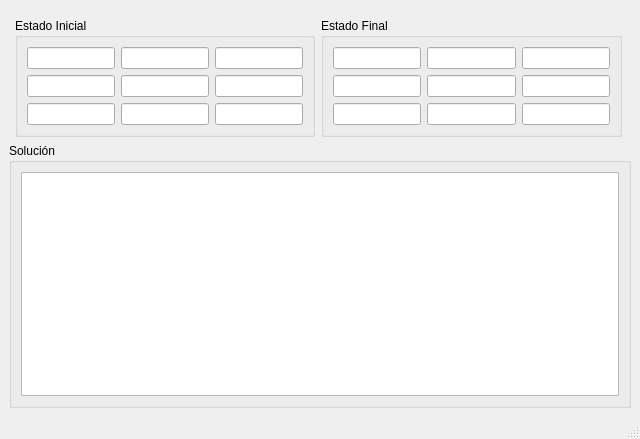
Before: the Qt Designer form code/View/app.ui in JoseVale99/8-puzzle-A-algorithm, drawn with Qt 5.
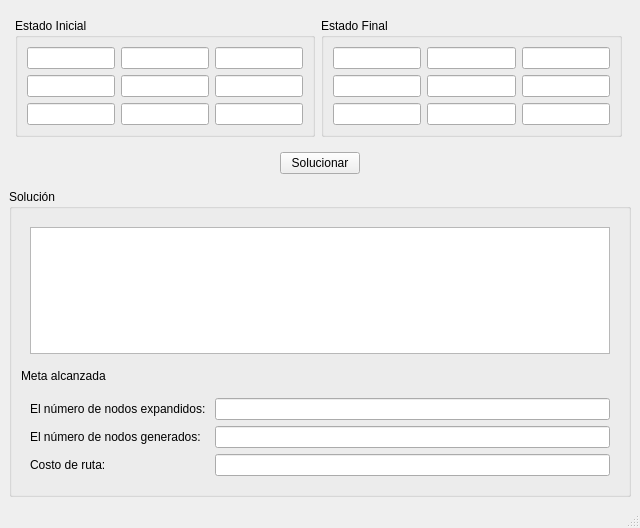
After: the same form once the commit is applied.

Diff of the .ui file:
```diff
--- a/code/View/app.ui
+++ b/code/View/app.ui
@@ -7,7 +7,7 @@
     <x>0</x>
     <y>0</y>
     <width>640</width>
-    <height>439</height>
+    <height>528</height>
    </rect>
   </property>
   <property name="windowTitle">
@@ -132,6 +132,51 @@
       </layout>
      </widget>
     </item>
+    <item>
+     <widget class="QFrame" name="frame_3">
+      <property name="frameShape">
+       <enum>QFrame::NoFrame</enum>
+      </property>
+      <property name="frameShadow">
+       <enum>QFrame::Raised</enum>
+      </property>
+      <layout class="QHBoxLayout" name="horizontalLayout_2">
+       <item>
+        <spacer name="horizontalSpacer">
+         <property name="orientation">
+          <enum>Qt::Horizontal</enum>
+         </property>
+         <property name="sizeHint" stdset="0">
+          <size>
+           <width>40</width>
+           <height>20</height>
+          </size>
+         </property>
+        </spacer>
+       </item>
+       <item>
+        <widget class="QPushButton" name="btn_sol">
+         <property name="text">
+          <string>Solucionar</string>
+         </property>
+        </widget>
+       </item>
+       <item>
+        <spacer name="horizontalSpacer_2">
+         <property name="orientation">
+          <enum>Qt::Horizontal</enum>
+         </property>
+         <property name="sizeHint" stdset="0">
+          <size>
+           <width>40</width>
+           <height>20</height>
+          </size>
+         </property>
+        </spacer>
+       </item>
+      </layout>
+     </widget>
+    </item>
     <item>
      <widget class="QGroupBox" name="groupBox_3">
       <property name="title">
@@ -139,7 +184,68 @@
       </property>
       <layout class="QVBoxLayout" name="verticalLayout_3">
        <item>
-        <widget class="QTextEdit" name="textEdit"/>
+        <widget class="QFrame" name="frame_4">
+         <property name="frameShape">
+          <enum>QFrame::NoFrame</enum>
+         </property>
+         <property name="frameShadow">
+          <enum>QFrame::Raised</enum>
+         </property>
+         <layout class="QVBoxLayout" name="verticalLayout_4">
+          <item>
+           <widget class="QTextEdit" name="textEdit"/>
+          </item>
+         </layout>
+        </widget>
+       </item>
+       <item>
+        <widget class="QLabel" name="label">
+         <property name="text">
+          <string>Meta alcanzada</string>
+         </property>
+        </widget>
+       </item>
+       <item>
+        <widget class="QFrame" name="frame_5">
+         <property name="frameShape">
+          <enum>QFrame::NoFrame</enum>
+         </property>
+         <property name="frameShadow">
+          <enum>QFrame::Raised</enum>
+         </property>
+         <layout class="QGridLayout" name="gridLayout_3">
+          <item row="3" column="0">
+           <widget class="QLabel" name="label_4">
+            <property name="text">
+             <string>Costo de ruta: </string>
+            </property>
+           </widget>
+          </item>
+          <item row="1" column="0">
+           <widget class="QLabel" name="label_2">
+            <property name="text">
+             <string>El número de nodos expandidos: </string>
+            </property>
+           </widget>
+          </item>
+          <item row="2" column="0">
+           <widget class="QLabel" name="label_3">
+            <property name="text">
+             <string>El número de nodos generados: </string>
+            </property>
+           </widget>
+          </item>
+          <item row="1" column="1">
+           <widget class="QLineEdit" name="no_nodos_exp"/>
+          </item>
+          <item row="2" column="1">
+           <widget class="QLineEdit" name="num_nodos_gen"/>
+          </item>
+          <item row="3" column="1">
+           <widget class="QLineEdit" name="costo"/>
+          </item>
+         </layout>
+        </widget>
        </item>
       </layout>
      </widget>
```
Left out of the diff: 28 changed lines with no effect on the pictures.
